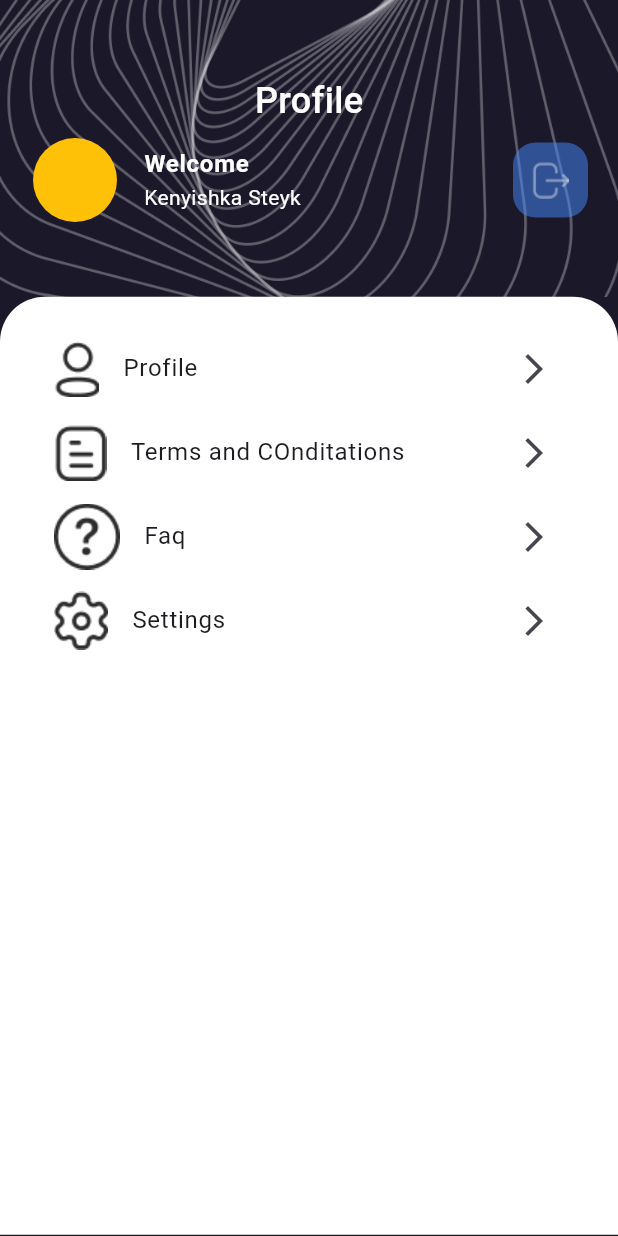
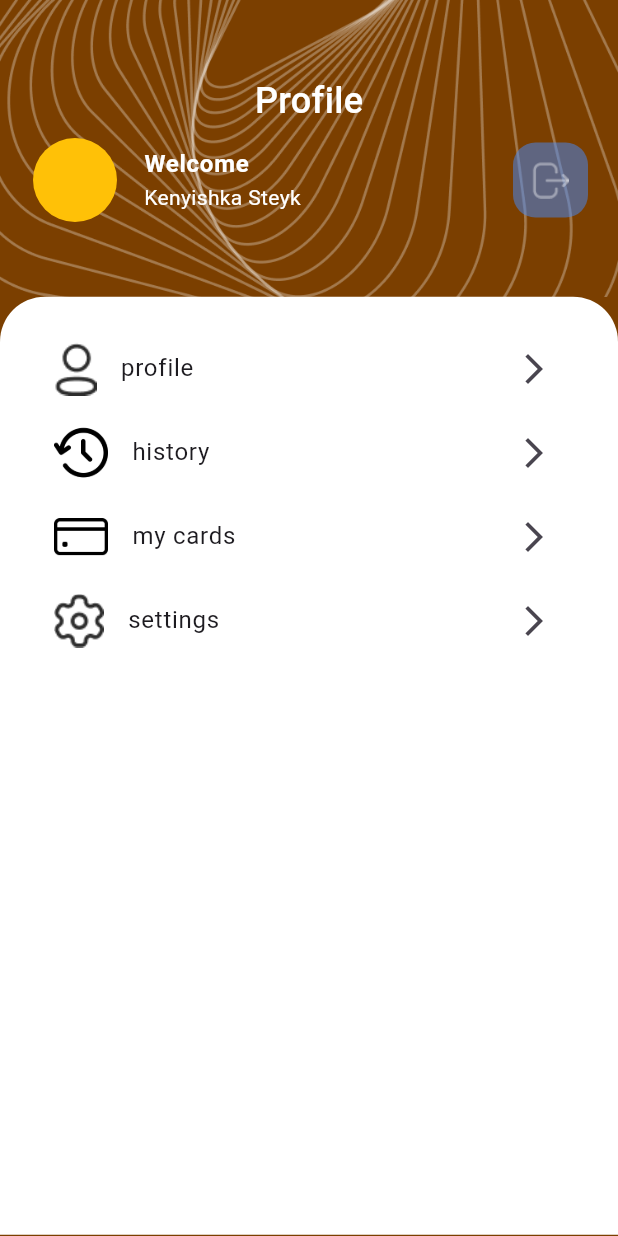
Before and after one commit to crazyfeyn/Parking-app, a Flutter app: the ProfileScreen screen opened directly, on a phone screen of 412 x 824 dp. Run offline on Flutter 3.47's test engine with Material 3 defaults, Android fonts, the phone set to English and light mode, and no system bars; drawn by our look-alikes of zoom_tap_animation; our stand-ins replace dartz, geocoding, google_maps_flutter, liquid_pull_to_refresh, location, smooth_page_indicator.

Commit message:
a little changes

```diff
--- a/lib/features/home/data/datasources/location_datasource.dart
+++ b/lib/features/home/data/datasources/location_datasource.dart
@@ -37,7 +37,8 @@ class LocationService {
       final currentLocation = await _location.getLocation();
       print('Current location received: $currentLocation');
 
-      if (currentLocation.latitude == null || currentLocation.longitude == null) {
+      if (currentLocation.latitude == null ||
+          currentLocation.longitude == null) {
         throw Exception('Failed to retrieve location.');
       }
 
@@ -50,7 +51,8 @@ class LocationService {
 
       // Handle specific errors
       if (e.toString().contains('Location services are disabled')) {
-        throw Exception('Please enable location services in your device settings.');
+        throw Exception(
+            'Please enable location services in your device settings.');
       }
       if (e.toString().contains('Location permissions are denied')) {
         throw Exception('Please grant location permissions to the app.');
--- a/lib/features/home/presentation/pages/home_screen.dart
+++ b/lib/features/home/presentation/pages/home_screen.dart
@@ -83,7 +83,7 @@ class _HomeScreenState extends State<HomeScreen> {
                   separatorBuilder: (context, index) => 5.ws(),
                   scrollDirection: Axis.horizontal,
                   itemBuilder: (context, index) {
-                    return NearSpotWidget(
+                    return const NearSpotWidget(
                       orienter: 'Near Bus Station',
                       price: 12.50,
                       carSpots: '13',
--- a/lib/features/profile/presentation/pages/profile_screen.dart
+++ b/lib/features/profile/presentation/pages/profile_screen.dart
@@ -1,5 +1,8 @@
 import 'package:flutter/material.dart';
 import 'package:flutter_application/core/constants/app_dimens.dart';
+import 'package:flutter_application/features/history/presentation/pages/history_screen.dart';
+import 'package:flutter_application/features/payment_screen/presentation/pages/select_payment_screen.dart';
+import 'package:zoom_tap_animation/zoom_tap_animation.dart';
 
 class ProfileScreen extends StatelessWidget {
   const ProfileScreen({super.key});
@@ -7,13 +10,14 @@ class ProfileScreen extends StatelessWidget {
   @override
   Widget build(BuildContext context) {
     return Scaffold(
-      body: Column(
+      body: SingleChildScrollView(
+        child: Column(
           children: [
             Container(
               width: double.infinity,
               height: MediaQuery.of(context).size.height * 1,
               decoration: const BoxDecoration(
-              color: Color.fromRGBO(27, 24, 41, 10),
+                color: Color(0xFF7B3F00),
               ),
               child: Column(
                 children: [
@@ -83,15 +87,45 @@ class ProfileScreen extends StatelessWidget {
                     decoration: const BoxDecoration(
                       borderRadius: BorderRadius.only(
                           topLeft: Radius.circular(AppDimens.BORDER_RADIUS_30),
-                        topRight: Radius.circular(AppDimens.BORDER_RADIUS_30)),
+                          topRight:
+                              Radius.circular(AppDimens.BORDER_RADIUS_30)),
                       color: Colors.white,
                     ),
                     child: Column(
                       children: [
-                      _profileButtons('profile', 'Profile'),
-                      _profileButtons('terms', 'Terms and COnditations'),
-                      _profileButtons('faq', 'Faq'),
-                      _profileButtons('settings', 'Settings'),
+                        _profileButtons(
+                          'profile',
+                          'profile',
+                          () => Navigator.push(
+                            context,
+                            MaterialPageRoute(
+                                builder: (context) => const HistoryScreen()),
+                          ),
+                        ),
+                        _profileButtons(
+                            'history',
+                            'history',
+                            () => Navigator.push(
+                                context,
+                                MaterialPageRoute(
+                                    builder: (context) =>
+                                        const HistoryScreen()))),
+                        _profileButtons(
+                            'card',
+                            'my cards',
+                            () => Navigator.push(
+                                context,
+                                MaterialPageRoute(
+                                    builder: (context) =>
+                                        const SelectPaymentScreen()))),
+                        _profileButtons(
+                            'settings',
+                            'settings',
+                            () => Navigator.push(
+                                context,
+                                MaterialPageRoute(
+                                    builder: (context) =>
+                                        const HistoryScreen()))),
                       ],
                     ),
                   ),
@@ -100,14 +134,21 @@ class ProfileScreen extends StatelessWidget {
             ),
           ],
         ),
+      ),
     );
   }
 
-  Widget _profileButtons(String path, String title) {
-    return ListTile(
-      leading: Image.asset('assets/icons/${path}_icon.png'),
+  Widget _profileButtons(String path, String title, Function()? onTap) {
+    return ZoomTapAnimation(
+      onTap: onTap,
+      child: ListTile(
+        leading: Image.asset(
+          'assets/icons/${path}_icon.png',
+          height: 36,
+        ),
         title: Text(title),
         trailing: const Icon(Icons.arrow_forward_ios_sharp),
+      ),
     );
   }
 }
```
Also changed, not shown: assets/icons/card_icon.png (added), assets/icons/history_icon.png (added). Lines whose indentation alone changed are shown as unchanged.
